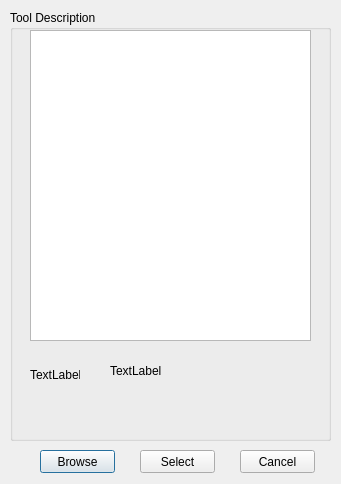
First picture: the form in QtFiles/toolselector.ui, repository chehrehgosha/CrouseMV, before the edit.
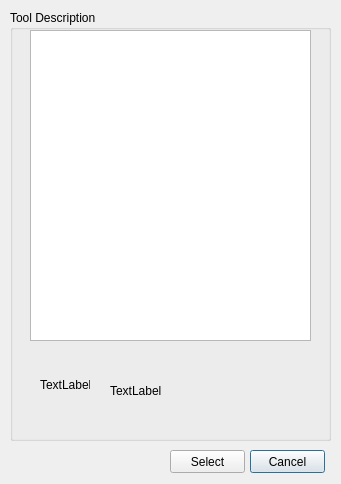
Second picture: the form after the edit.

What changed in the file:
```diff
--- a/QtFiles/toolselector.ui
+++ b/QtFiles/toolselector.ui
@@ -13,45 +13,6 @@
   <property name="windowTitle">
    <string>Dialog</string>
   </property>
-  <widget class="QPushButton" name="Browse">
-   <property name="geometry">
-    <rect>
-     <x>40</x>
-     <y>450</y>
-     <width>75</width>
-     <height>23</height>
-    </rect>
-   </property>
-   <property name="text">
-    <string>Browse</string>
-   </property>
-  </widget>
-  <widget class="QPushButton" name="Select">
-   <property name="geometry">
-    <rect>
-     <x>140</x>
-     <y>450</y>
-     <width>75</width>
-     <height>23</height>
-    </rect>
-   </property>
-   <property name="text">
-    <string>Select</string>
-   </property>
-  </widget>
-  <widget class="QPushButton" name="Cancel">
-   <property name="geometry">
-    <rect>
-     <x>240</x>
-     <y>450</y>
-     <width>75</width>
-     <height>23</height>
-    </rect>
-   </property>
-   <property name="text">
-    <string>Cancel</string>
-   </property>
-  </widget>
   <widget class="QGroupBox" name="Description">
    <property name="geometry">
     <rect>
@@ -61,14 +22,17 @@
      <height>431</height>
     </rect>
    </property>
+   <property name="styleSheet">
+    <string notr="true"/>
+   </property>
    <property name="title">
     <string>Tool Description</string>
    </property>
    <widget class="QLabel" name="Icon">
     <property name="geometry">
      <rect>
-      <x>20</x>
-      <y>340</y>
+      <x>30</x>
+      <y>350</y>
       <width>50</width>
       <height>50</height>
      </rect>
@@ -87,9 +51,9 @@
     <property name="geometry">
      <rect>
       <x>100</x>
-      <y>300</y>
+      <y>340</y>
       <width>211</width>
-      <height>121</height>
+      <height>81</height>
      </rect>
     </property>
     <property name="text">
@@ -107,6 +71,32 @@
     </property>
    </widget>
   </widget>
+  <widget class="QPushButton" name="Cancel">
+   <property name="geometry">
+    <rect>
+     <x>250</x>
+     <y>450</y>
+     <width>75</width>
+     <height>23</height>
+    </rect>
+   </property>
+   <property name="text">
+    <string>Cancel</string>
+   </property>
+  </widget>
+  <widget class="QPushButton" name="Select">
+   <property name="geometry">
+    <rect>
+     <x>170</x>
+     <y>450</y>
+     <width>75</width>
+     <height>23</height>
+    </rect>
+   </property>
+   <property name="text">
+    <string>Select</string>
+   </property>
+  </widget>
  </widget>
  <resources/>
  <connections/>
```
Left out of the diff: 4 changed lines with no effect on the pictures.
